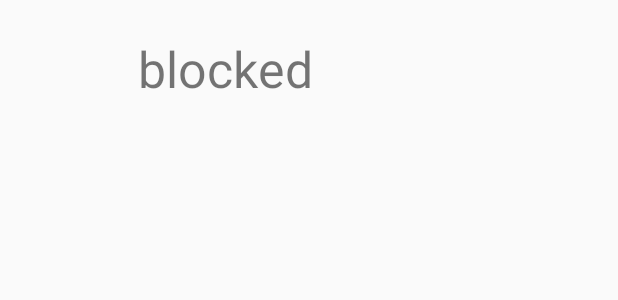
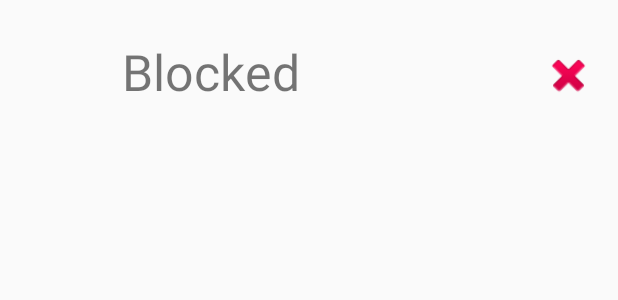
Before and after one commit to wmcrain/MemesForFriends, an Android app: the layout activity_block_entry.xml on its own in the app's theme, with its tools: preview values and no code run, on a phone screen of 412 x 824 dp. Shown: the top 300 px of the screen. Run offline under Robolectric (Android 15) with nearby library versions, the phone set to English and light mode, and no system bars.

Commit message:
Fixed block/friend entry/list. now lists look well

```diff
--- a/app/app/src/main/res/layout/activity_block_entry.xml
+++ b/app/app/src/main/res/layout/activity_block_entry.xml
@@ -3,24 +3,51 @@
     xmlns:app="http://schemas.android.com/apk/res-auto"
     android:id="@+id/block_entry_layout"
     android:layout_width="match_parent"
-    android:layout_height="match_parent">
+    android:layout_height="100dp">
 
-    <ImageView
-        android:id="@+id/block_entry_picture"
-        android:layout_width="50dp"
-        android:layout_height="50dp"
-        android:layout_alignParentStart="true"
-        android:layout_alignParentTop="true"
-        android:layout_marginStart="26dp"
-        android:layout_marginTop="23dp" />
+    <android.support.constraint.ConstraintLayout
+        android:layout_width="match_parent"
+        android:layout_height="match_parent">
 
-    <TextView
-        android:id="@+id/block_entry_name"
-        android:layout_width="wrap_content"
-        android:layout_height="wrap_content"
-        android:layout_alignTop="@+id/block_entry_picture"
-        android:layout_marginStart="16dp"
-        android:layout_toEndOf="@+id/block_entry_picture"
-        android:text="blocked"
-        android:textSize="33sp" />
+        <ImageView
+            android:id="@+id/blockEntryPic"
+            android:layout_width="50dp"
+            android:layout_height="50dp"
+            android:layout_marginBottom="8dp"
+            android:layout_marginStart="15dp"
+            android:layout_marginTop="8dp"
+            app:layout_constraintBottom_toBottomOf="parent"
+            app:layout_constraintStart_toStartOf="parent"
+            app:layout_constraintTop_toTopOf="parent" />
+
+        <TextView
+            android:id="@+id/blockEntryName"
+            android:layout_width="200dp"
+            android:layout_height="50dp"
+            android:layout_marginBottom="8dp"
+            android:layout_marginEnd="8dp"
+            android:layout_marginStart="8dp"
+            android:layout_marginTop="8dp"
+            android:text="Blocked"
+            android:textSize="33sp"
+            app:layout_constraintBottom_toBottomOf="parent"
+            app:layout_constraintEnd_toStartOf="@+id/blockEntryRemove"
+            app:layout_constraintHorizontal_bias="0.1"
+            app:layout_constraintStart_toEndOf="@+id/blockEntryPic"
+            app:layout_constraintTop_toTopOf="parent" />
+
+        <Button
+            android:id="@+id/blockEntryRemove"
+            android:layout_width="35dp"
+            android:layout_height="35dp"
+            android:layout_marginBottom="8dp"
+            android:layout_marginEnd="15dp"
+            android:layout_marginTop="8dp"
+            style="@style/Widget.AppCompat.Button.Borderless"
+            android:background="@android:drawable/ic_delete"
+            app:layout_constraintBottom_toBottomOf="parent"
+            app:layout_constraintEnd_toEndOf="parent"
+            app:layout_constraintTop_toTopOf="parent" />
+    </android.support.constraint.ConstraintLayout>
+
 </RelativeLayout>
```
Also changed, not shown: app/app/src/main/res/layout/activity_block_list.xml (+8 -15 lines), app/app/src/main/res/layout/activity_friend_entry.xml (+31 -15 lines).
